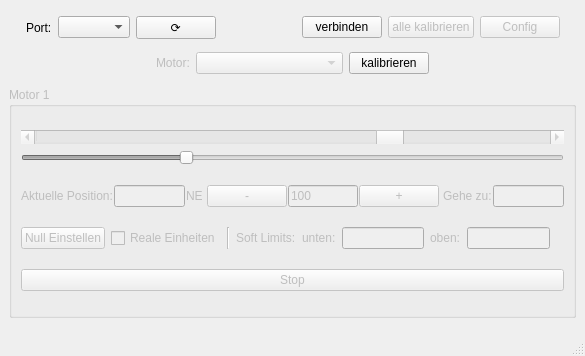
Above: MCC2_Demo_GUI/GUI_form/mainwindow.ui from v-usatikov/motor_controller before the change. Below: the same form after it.
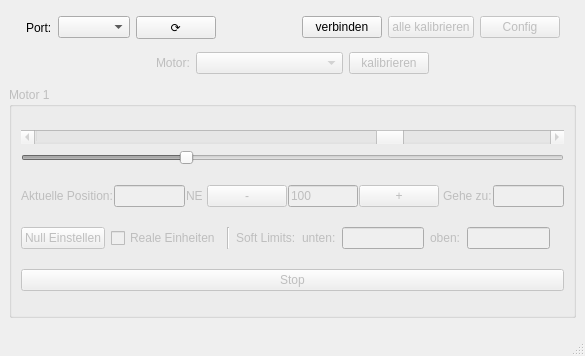
That is the form after the change.

```diff
--- a/MCC2_Demo_GUI/GUI_form/mainwindow.ui
+++ b/MCC2_Demo_GUI/GUI_form/mainwindow.ui
@@ -198,6 +198,9 @@
       </item>
       <item>
        <widget class="QPushButton" name="KalibrBtn1">
+        <property name="enabled">
+         <bool>false</bool>
+        </property>
         <property name="text">
          <string>kalibrieren</string>
         </property>
```
